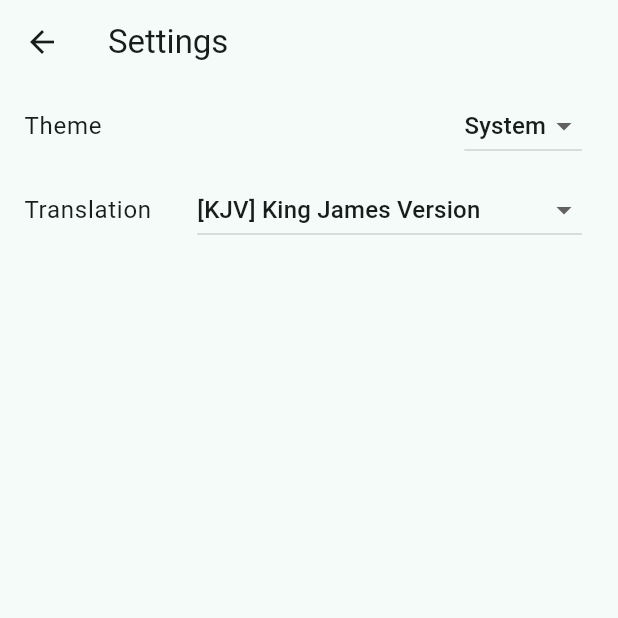
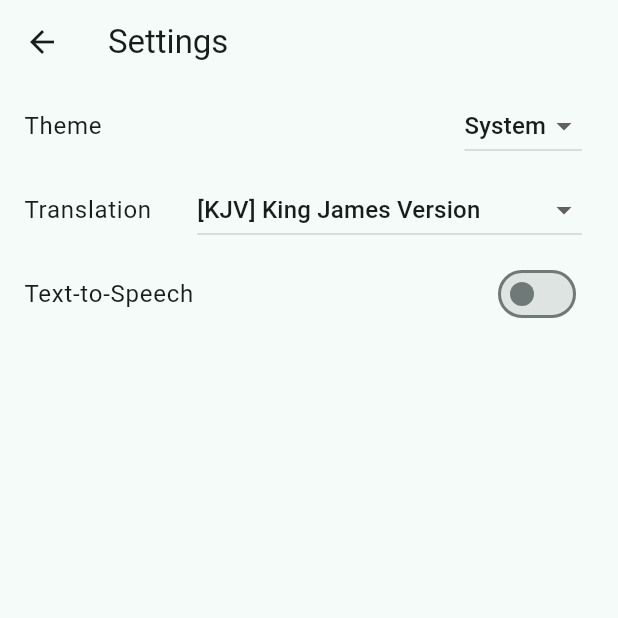
Before and after one commit to Buried-In-Code/BibleApp, a Flutter app: the SettingsTab screen opened directly, on a phone screen of 412 x 824 dp, the top half of it. Run offline on Flutter 3.47's test engine with Material 3 defaults, Android fonts, the phone set to English and light mode, and no system bars; our stand-ins replace flutter_tts, shared_preferences; accounts and stored records are empty.

Commit message:
Add toggle for tts

```diff
--- a/lib/settings/tab.dart
+++ b/lib/settings/tab.dart
@@ -53,6 +53,13 @@ class _SettingsTabState extends State<SettingsTab> {
               }).toList(),
             ),
           ),
+          SwitchListTile(
+            title: Text('Text-to-Speech'),
+            value: provider.ttsEnabled,
+            onChanged: (value) {
+              provider.setTtsEnabled(value);
+            },
+          ),
         ],
       ),
     );
--- a/pubspec.yaml
+++ b/pubspec.yaml
@@ -1,7 +1,7 @@
 name: bible_app
 description: A flutter project.
 repository: https://github.com/Buried-In-Code/BibleApp
-version: 0.3.0+19
+version: 0.3.1+20
 publish_to: 'none'
 
 environment:
```
Also changed, not shown: lib/bible/tab.dart (+6 -4 lines), lib/settings/provider.dart (+15 -0 lines).
